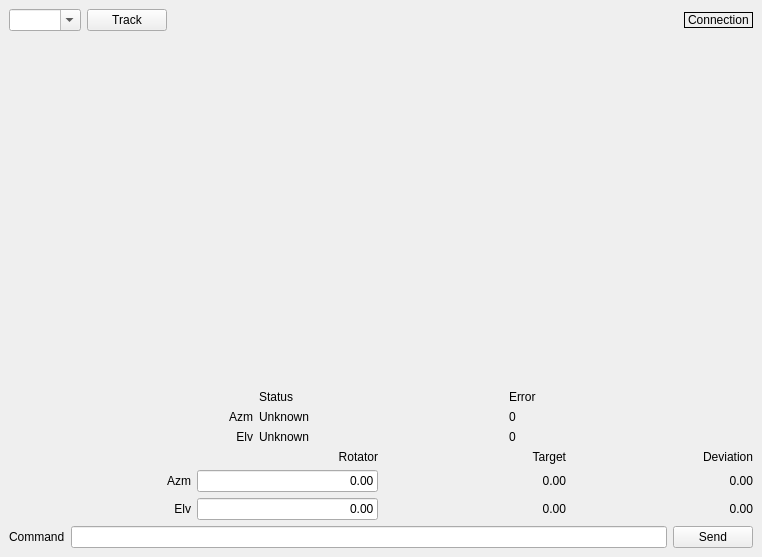
Above: gui/ui/rotator.ui from ivantaran/satviewer before the change. Below: the same form after it.
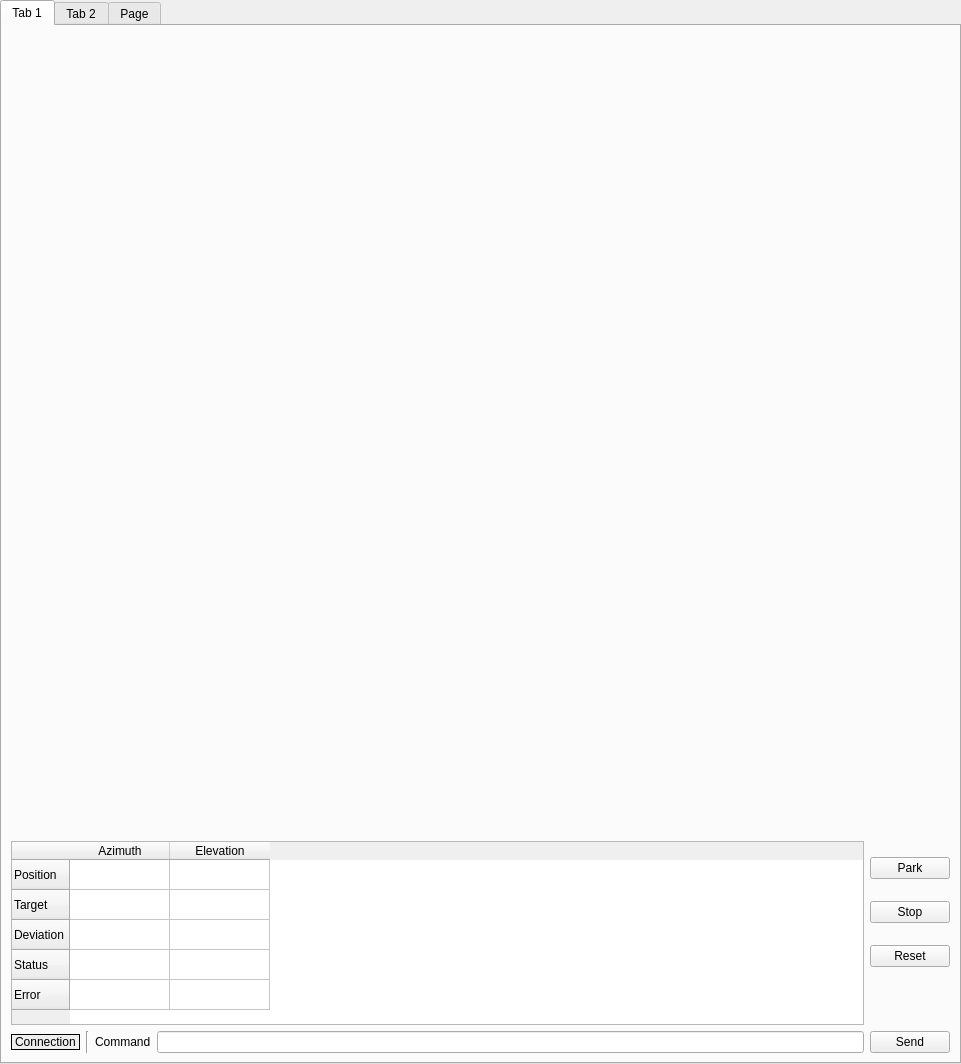
That is the form after the change.

What changed in the file:
```diff
--- a/gui/ui/rotator.ui
+++ b/gui/ui/rotator.ui
@@ -6,8 +6,8 @@
    <rect>
     <x>0</x>
     <y>0</y>
-    <width>762</width>
-    <height>557</height>
+    <width>961</width>
+    <height>1064</height>
    </rect>
   </property>
   <property name="windowTitle">
@@ -15,9 +15,9 @@
   </property>
   <widget class="QWidget" name="dockWidgetContents">
    <layout class="QVBoxLayout" name="verticalLayout">
-    <item>
-     <widget class="QWidget" name="widget" native="true">
-      <layout class="QHBoxLayout" name="horizontalLayout">
+    <property name="spacing">
+     <number>0</number>
+    </property>
        <property name="leftMargin">
         <number>0</number>
        </property>
@@ -31,32 +31,127 @@
         <number>0</number>
        </property>
        <item>
-        <widget class="QComboBox" name="comboBox">
-         <property name="editable">
-          <bool>true</bool>
-         </property>
+     <widget class="QTabWidget" name="tabWidget">
+      <property name="currentIndex">
+       <number>0</number>
+      </property>
+      <widget class="QWidget" name="tab">
+       <attribute name="title">
+        <string>Tab 1</string>
+       </attribute>
+       <layout class="QVBoxLayout" name="verticalLayout_3">
+        <item>
+         <layout class="QHBoxLayout" name="layoutRadar">
+          <item>
+           <spacer name="verticalSpacer_2">
+            <property name="orientation">
+             <enum>Qt::Vertical</enum>
+            </property>
+            <property name="sizeHint" stdset="0">
+             <size>
+              <width>20</width>
+              <height>40</height>
+             </size>
+            </property>
+           </spacer>
+          </item>
+         </layout>
+        </item>
+        <item>
+         <layout class="QHBoxLayout" name="horizontalLayout_3">
+          <item>
+           <widget class="QTableWidget" name="tableRotator">
+            <property name="sizePolicy">
+             <sizepolicy hsizetype="Expanding" vsizetype="Minimum">
+              <horstretch>0</horstretch>
+              <verstretch>0</verstretch>
+             </sizepolicy>
+            </property>
+            <property name="sizeAdjustPolicy">
+             <enum>QAbstractScrollArea::AdjustToContents</enum>
+            </property>
+            <row>
+             <property name="text">
+              <string>Position</string>
+             </property>
+            </row>
+            <row>
+             <property name="text">
+              <string>Target</string>
+             </property>
+            </row>
+            <row>
+             <property name="text">
+              <string>Deviation</string>
+             </property>
+            </row>
+            <row>
+             <property name="text">
+              <string>Status</string>
+             </property>
+            </row>
+            <row>
+             <property name="text">
+              <string>Error</string>
+             </property>
+            </row>
+            <column>
+             <property name="text">
+              <string>Azimuth</string>
+             </property>
+            </column>
+            <column>
+             <property name="text">
+              <string>Elevation</string>
+             </property>
+            </column>
         </widget>
        </item>
        <item>
-        <widget class="QPushButton" name="pushButton">
+           <layout class="QVBoxLayout" name="verticalLayout_2">
+            <item>
+             <widget class="QPushButton" name="buttonPark">
          <property name="text">
-          <string>Track</string>
+               <string>Park</string>
          </property>
         </widget>
        </item>
        <item>
-        <spacer name="horizontalSpacer">
+             <widget class="QPushButton" name="buttonStop">
+              <property name="text">
+               <string>Stop</string>
+              </property>
+             </widget>
+            </item>
+            <item>
+             <widget class="QPushButton" name="buttonReset">
+              <property name="text">
+               <string>Reset</string>
+              </property>
+             </widget>
+            </item>
+            <item>
+             <spacer name="verticalSpacer">
          <property name="orientation">
-          <enum>Qt::Horizontal</enum>
-         </property>
+               <enum>Qt::Vertical</enum>
+              </property>
+              <property name="sizeType">
+               <enum>QSizePolicy::Preferred</enum>
+              </property>
          <property name="sizeHint" stdset="0">
           <size>
-           <width>40</width>
-           <height>20</height>
+                <width>20</width>
+                <height>40</height>
           </size>
          </property>
         </spacer>
        </item>
+           </layout>
+          </item>
+         </layout>
+        </item>
+        <item>
+         <layout class="QHBoxLayout" name="horizontalLayout_2">
        <item>
         <widget class="QLabel" name="labelConnection">
          <property name="sizePolicy">
@@ -79,222 +174,13 @@
          </property>
         </widget>
        </item>
-      </layout>
-     </widget>
-    </item>
     <item>
-     <spacer name="verticalSpacer">
+           <widget class="Line" name="line">
       <property name="orientation">
        <enum>Qt::Vertical</enum>
       </property>
-      <property name="sizeHint" stdset="0">
-       <size>
-        <width>20</width>
-        <height>40</height>
-       </size>
-      </property>
-     </spacer>
-    </item>
-    <item>
-     <layout class="QGridLayout" name="gridLayout_2">
-      <item row="3" column="2">
-       <widget class="QLabel" name="labelElevationStatus">
-        <property name="text">
-         <string>Unknown</string>
-        </property>
-       </widget>
-      </item>
-      <item row="3" column="1">
-       <widget class="QLabel" name="label_5">
-        <property name="text">
-         <string>Elv</string>
-        </property>
-        <property name="alignment">
-         <set>Qt::AlignRight|Qt::AlignTrailing|Qt::AlignVCenter</set>
-        </property>
-       </widget>
-      </item>
-      <item row="2" column="1">
-       <widget class="QLabel" name="label_6">
-        <property name="text">
-         <string>Azm</string>
-        </property>
-        <property name="alignment">
-         <set>Qt::AlignRight|Qt::AlignTrailing|Qt::AlignVCenter</set>
-        </property>
-       </widget>
-      </item>
-      <item row="2" column="2">
-       <widget class="QLabel" name="labelAzimuthStatus">
-        <property name="text">
-         <string>Unknown</string>
-        </property>
-       </widget>
-      </item>
-      <item row="1" column="2">
-       <widget class="QLabel" name="label_4">
-        <property name="text">
-         <string>Status</string>
-        </property>
-       </widget>
-      </item>
-      <item row="1" column="3">
-       <widget class="QLabel" name="label_10">
-        <property name="text">
-         <string>Error</string>
-        </property>
-       </widget>
-      </item>
-      <item row="2" column="3">
-       <widget class="QLabel" name="labelAzimuthError">
-        <property name="text">
-         <string>0</string>
-        </property>
-       </widget>
-      </item>
-      <item row="3" column="3">
-       <widget class="QLabel" name="labelElevationError">
-        <property name="text">
-         <string>0</string>
-        </property>
-       </widget>
-      </item>
-     </layout>
-    </item>
-    <item>
-     <layout class="QGridLayout" name="gridLayout">
-      <item row="0" column="4">
-       <widget class="QLabel" name="label_9">
-        <property name="text">
-         <string>Deviation</string>
-        </property>
-        <property name="alignment">
-         <set>Qt::AlignRight|Qt::AlignTrailing|Qt::AlignVCenter</set>
-        </property>
-       </widget>
-      </item>
-      <item row="1" column="0">
-       <widget class="QLabel" name="label">
-        <property name="text">
-         <string>Azm</string>
-        </property>
-        <property name="alignment">
-         <set>Qt::AlignRight|Qt::AlignTrailing|Qt::AlignVCenter</set>
-        </property>
-       </widget>
-      </item>
-      <item row="1" column="1">
-       <widget class="QLineEdit" name="lineEditAzimuth">
-        <property name="sizePolicy">
-         <sizepolicy hsizetype="Preferred" vsizetype="Fixed">
-          <horstretch>0</horstretch>
-          <verstretch>0</verstretch>
-         </sizepolicy>
-        </property>
-        <property name="text">
-         <string>0.00</string>
-        </property>
-        <property name="maxLength">
-         <number>6</number>
-        </property>
-        <property name="alignment">
-         <set>Qt::AlignRight|Qt::AlignTrailing|Qt::AlignVCenter</set>
-        </property>
-       </widget>
-      </item>
-      <item row="1" column="3">
-       <widget class="QLabel" name="labelAzimuth">
-        <property name="text">
-         <string>0.00</string>
-        </property>
-        <property name="alignment">
-         <set>Qt::AlignRight|Qt::AlignTrailing|Qt::AlignVCenter</set>
-        </property>
-       </widget>
-      </item>
-      <item row="1" column="4">
-       <widget class="QLabel" name="labelAzimuthDeviation">
-        <property name="text">
-         <string>0.00</string>
-        </property>
-        <property name="alignment">
-         <set>Qt::AlignRight|Qt::AlignTrailing|Qt::AlignVCenter</set>
-        </property>
-       </widget>
-      </item>
-      <item row="2" column="0">
-       <widget class="QLabel" name="label_2">
-        <property name="text">
-         <string>Elv</string>
-        </property>
-        <property name="alignment">
-         <set>Qt::AlignRight|Qt::AlignTrailing|Qt::AlignVCenter</set>
-        </property>
-       </widget>
-      </item>
-      <item row="2" column="3">
-       <widget class="QLabel" name="labelElevation">
-        <property name="text">
-         <string>0.00</string>
-        </property>
-        <property name="alignment">
-         <set>Qt::AlignRight|Qt::AlignTrailing|Qt::AlignVCenter</set>
-        </property>
-       </widget>
-      </item>
-      <item row="2" column="4">
-       <widget class="QLabel" name="labelElevationDeviation">
-        <property name="text">
-         <string>0.00</string>
-        </property>
-        <property name="alignment">
-         <set>Qt::AlignRight|Qt::AlignTrailing|Qt::AlignVCenter</set>
-        </property>
-       </widget>
-      </item>
-      <item row="0" column="3">
-       <widget class="QLabel" name="label_8">
-        <property name="text">
-         <string>Target</string>
-        </property>
-        <property name="alignment">
-         <set>Qt::AlignRight|Qt::AlignTrailing|Qt::AlignVCenter</set>
-        </property>
-       </widget>
-      </item>
-      <item row="2" column="1">
-       <widget class="QLineEdit" name="lineEditElevation">
-        <property name="sizePolicy">
-         <sizepolicy hsizetype="Preferred" vsizetype="Fixed">
-          <horstretch>0</horstretch>
-          <verstretch>0</verstretch>
-         </sizepolicy>
-        </property>
-        <property name="text">
-         <string>0.00</string>
-        </property>
-        <property name="maxLength">
-         <number>6</number>
-        </property>
-        <property name="alignment">
-         <set>Qt::AlignRight|Qt::AlignTrailing|Qt::AlignVCenter</set>
-        </property>
-       </widget>
-      </item>
-      <item row="0" column="1">
-       <widget class="QLabel" name="label_7">
-        <property name="text">
-         <string>Rotator</string>
-        </property>
-        <property name="alignment">
-         <set>Qt::AlignRight|Qt::AlignTrailing|Qt::AlignVCenter</set>
-        </property>
-       </widget>
-      </item>
-     </layout>
-    </item>
-    <item>
-     <layout class="QHBoxLayout" name="horizontalLayout_2">
+           </widget>
+          </item>
       <item>
        <widget class="QLabel" name="label_3">
         <property name="text">
@@ -313,6 +199,55 @@
        </widget>
       </item>
      </layout>
+        </item>
+       </layout>
+      </widget>
+      <widget class="QWidget" name="tab_2">
+       <attribute name="title">
+        <string>Tab 2</string>
+       </attribute>
+       <layout class="QVBoxLayout" name="verticalLayout_4">
+        <item>
+         <widget class="QTableWidget" name="tableValues">
+          <column>
+           <property name="text">
+            <string>Key</string>
+           </property>
+          </column>
+          <column>
+           <property name="text">
+            <string>Value</string>
+           </property>
+          </column>
+         </widget>
+        </item>
+       </layout>
+      </widget>
+      <widget class="QWidget" name="tab_3">
+       <attribute name="title">
+        <string>Page</string>
+       </attribute>
+       <layout class="QVBoxLayout" name="verticalLayout_5"/>
+      </widget>
+     </widget>
+    </item>
+    <item>
+     <widget class="QWidget" name="widget" native="true">
+      <layout class="QHBoxLayout" name="horizontalLayout">
+       <property name="leftMargin">
+        <number>0</number>
+       </property>
+       <property name="topMargin">
+        <number>0</number>
+       </property>
+       <property name="rightMargin">
+        <number>0</number>
+       </property>
+       <property name="bottomMargin">
+        <number>0</number>
+       </property>
+      </layout>
+     </widget>
     </item>
    </layout>
   </widget>
```
Lines whose indentation alone changed are shown as unchanged.
